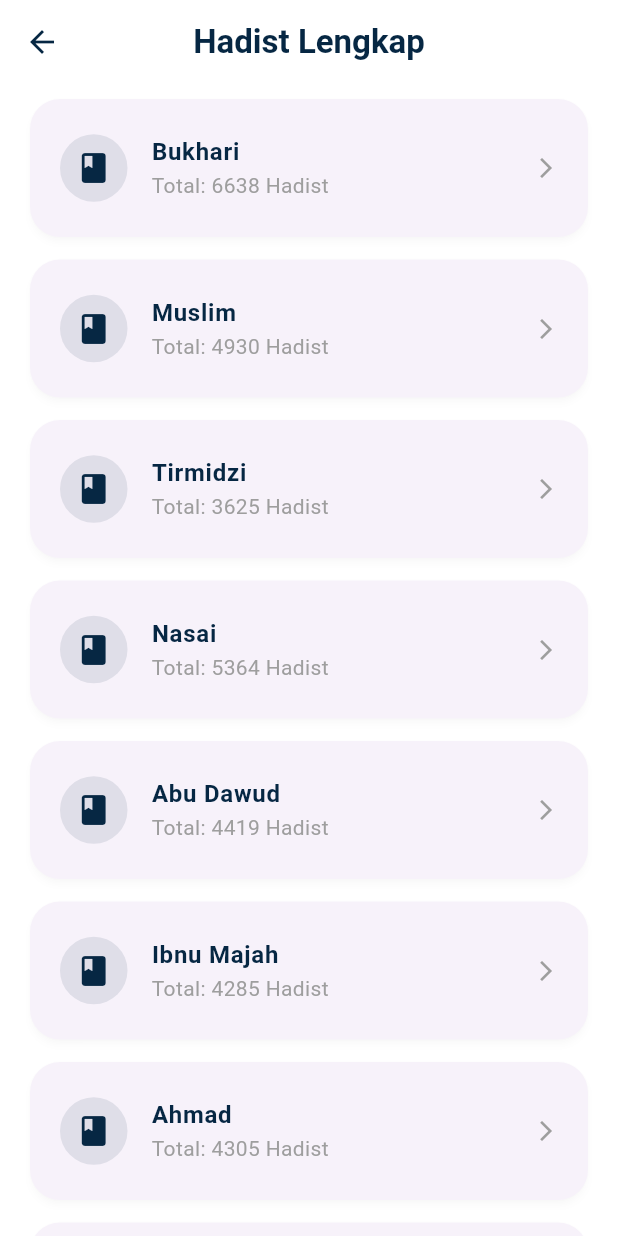
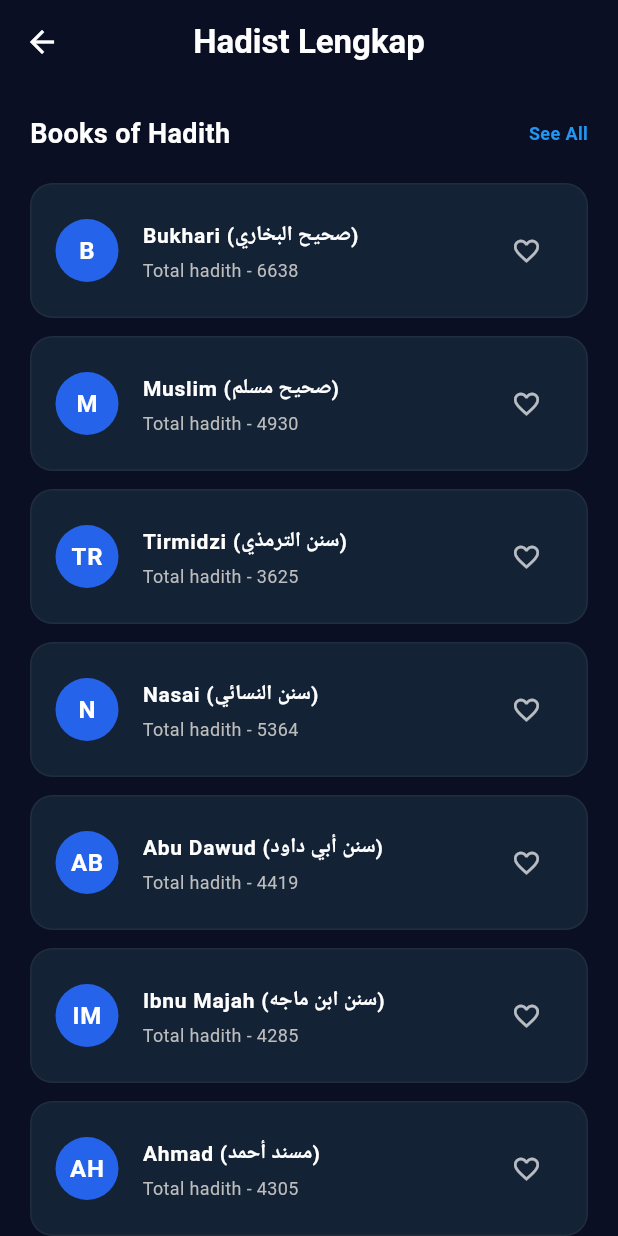
Before and after one commit to shiinzx/Aminsim_App, a Flutter app: the HadithPage screen opened directly, on a phone screen of 412 x 824 dp. Run offline on Flutter 3.47's test engine with Material 3 defaults, Android fonts, the phone set to English and light mode, and no system bars; our stand-ins replace geolocator, shared_preferences; accounts and stored records are empty; network calls fail.

Commit message:
design: overhaul core pages to premium dark theme

```diff
--- a/lib/main.dart
+++ b/lib/main.dart
@@ -2,13 +2,15 @@ import 'package:flutter/material.dart';
 import 'home.dart';
 
 void main() {
-  runApp(MyApp());
+  runApp(const MyApp());
 }
 
 class MyApp extends StatelessWidget {
+  const MyApp({super.key});
+
   @override
   Widget build(BuildContext context) {
-    return MaterialApp(
+    return const MaterialApp(
       debugShowCheckedModeBanner: false,
       home: MainPage(),
     );
--- a/lib/pages/calendar_page.dart
+++ b/lib/pages/calendar_page.dart
@@ -185,7 +185,7 @@ class _CalendarPageState extends State<CalendarPage> {
                     color: isToday
                         ? const Color(0xFF062743)
                         : isHoliday
-                            ? Colors.red.withOpacity(0.1)
+                            ? Colors.red.withValues(alpha: 0.1)
                             : Colors.transparent,
                     shape: BoxShape.circle,
                     border: isHoliday ? Border.all(color: Colors.red, width: 1) : null,
--- a/lib/pages/center_page.dart
+++ b/lib/pages/center_page.dart
@@ -1,9 +1,11 @@
 import 'package:flutter/material.dart';
 
 class CenterPage extends StatelessWidget {
+  const CenterPage({super.key});
+
   @override
   Widget build(BuildContext context) {
-    return Center(
+    return const Center(
       child: Text("Jadwal Sholat", style: TextStyle(fontSize: 20)),
     );
   }
--- a/lib/pages/hadith_page.dart
+++ b/lib/pages/hadith_page.dart
@@ -48,25 +48,55 @@ class _HadithPageState extends State<HadithPage> {
     }
   }
 
+  String _getBookInitial(String slug) {
+    switch (slug) {
+      case 'bukhari': return 'B';
+      case 'muslim': return 'M';
+      case 'tirmidzi': return 'TR';
+      case 'nasai': return 'N';
+      case 'abu-dawud': return 'AB';
+      case 'ibnu-majah': return 'IM';
+      case 'ahmad': return 'AH';
+      case 'darimi': return 'DM';
+      case 'malik': return 'ML';
+      default: return 'H';
+    }
+  }
+
+  String _getArabicBookName(String slug) {
+    switch (slug) {
+      case 'bukhari': return 'صحيح البخاري';
+      case 'muslim': return 'صحيح مسلم';
+      case 'tirmidzi': return 'سنن الترمذي';
+      case 'nasai': return 'سنن النسائي';
+      case 'abu-dawud': return 'سنن أبي داود';
+      case 'ibnu-majah': return 'سنن ابن ماجه';
+      case 'ahmad': return 'مسند أحمد';
+      case 'darimi': return 'سنن الدارمي';
+      case 'malik': return 'موطأ مالك';
+      default: return '';
+    }
+  }
+
   @override
   Widget build(BuildContext context) {
     return Scaffold(
-      backgroundColor: Colors.white,
+      backgroundColor: const Color(0xFF0A0F24),
       appBar: AppBar(
-        backgroundColor: Colors.white,
+        backgroundColor: const Color(0xFF0A0F24),
         elevation: 0,
         leading: IconButton(
-          icon: const Icon(Icons.arrow_back, color: Color(0xFF062743)),
+          icon: const Icon(Icons.arrow_back, color: Colors.white),
           onPressed: () => Navigator.pop(context),
         ),
         title: const Text(
           "Hadist Lengkap",
-          style: TextStyle(color: Color(0xFF062743), fontWeight: FontWeight.bold),
+          style: TextStyle(color: Colors.white, fontWeight: FontWeight.bold),
         ),
         centerTitle: true,
       ),
       body: isLoading
-          ? const Center(child: CircularProgressIndicator(valueColor: AlwaysStoppedAnimation<Color>(Color(0xFF062743))))
+          ? const Center(child: CircularProgressIndicator(valueColor: AlwaysStoppedAnimation<Color>(Color(0xFF3B82F6))))
           : errorMessage.isNotEmpty
               ? Center(
                   child: Column(
@@ -76,7 +106,7 @@ class _HadithPageState extends State<HadithPage> {
                       const SizedBox(height: 15),
                       ElevatedButton(
                         onPressed: fetchBooks,
-                        style: ElevatedButton.styleFrom(backgroundColor: const Color(0xFF062743)),
+                        style: ElevatedButton.styleFrom(backgroundColor: const Color(0xFF3B82F6)),
                         child: const Text("Retry", style: TextStyle(color: Colors.white)),
                       ),
                     ],
@@ -84,43 +114,81 @@ class _HadithPageState extends State<HadithPage> {
                 )
               : ListView.builder(
                   padding: const EdgeInsets.fromLTRB(20, 10, 20, 100),
-                  itemCount: books.length,
+                  itemCount: books.length + 1,
                   itemBuilder: (context, index) {
-                    final book = books[index];
+                    if (index == 0) {
+                      return const Padding(
+                        padding: EdgeInsets.only(bottom: 20, top: 10),
+                        child: Row(
+                          mainAxisAlignment: MainAxisAlignment.spaceBetween,
+                          children: [
+                            Text(
+                              "Books of Hadith",
+                              style: TextStyle(fontSize: 18, fontWeight: FontWeight.bold, color: Colors.white),
+                            ),
+                            Text(
+                              "See All",
+                              style: TextStyle(fontSize: 12, color: Colors.blue, fontWeight: FontWeight.w600),
+                            ),
+                          ],
+                        ),
+                      );
+                    }
+
+                    final book = books[index - 1];
                     final String name = book['name'] ?? '';
                     final String slug = book['slug'] ?? '';
                     final int total = book['total'] ?? 0;
 
-                    return Card(
-                      margin: const EdgeInsets.only(bottom: 15),
-                      elevation: 2,
-                      shadowColor: Colors.black12,
-                      shape: RoundedRectangleBorder(
-                        borderRadius: BorderRadius.circular(20),
+                    final initial = _getBookInitial(slug);
+                    final arabName = _getArabicBookName(slug);
+                    final titleText = arabName.isNotEmpty ? "$name ($arabName)" : name;
+
+                    return Container(
+                      margin: const EdgeInsets.only(bottom: 12),
+                      decoration: BoxDecoration(
+                        color: const Color(0xFF132235),
+                        borderRadius: BorderRadius.circular(15),
+                        border: Border.all(color: Colors.white.withValues(alpha: 0.05)),
                       ),
+                      child: Material(
+                        color: Colors.transparent,
+                        borderRadius: BorderRadius.circular(15),
                         child: ListTile(
-                        contentPadding: const EdgeInsets.symmetric(horizontal: 20, vertical: 10),
+                          contentPadding: const EdgeInsets.symmetric(horizontal: 16, vertical: 8),
                           leading: Container(
-                          width: 45,
-                          height: 45,
-                          decoration: BoxDecoration(
-                            color: const Color(0xFF062743).withValues(alpha: 0.1),
+                            width: 42,
+                            height: 42,
+                            decoration: const BoxDecoration(
+                              color: Color(0xFF2563EB),
                               shape: BoxShape.circle,
                             ),
-                          child: const Icon(Icons.book, color: Color(0xFF062743)),
+                            child: Center(
+                              child: Text(
+                                initial,
+                                style: const TextStyle(color: Colors.white, fontWeight: FontWeight.bold, fontSize: 16),
+                              ),
+                            ),
                           ),
                           title: Text(
-                          name,
+                            titleText,
                             style: const TextStyle(
                               fontWeight: FontWeight.bold,
-                            color: Color(0xFF062743),
+                              color: Colors.white,
+                              fontSize: 14,
                             ),
                           ),
-                        subtitle: Text(
-                          "Total: $total Hadist",
-                          style: const TextStyle(color: Colors.grey),
+                          subtitle: Padding(
+                            padding: const EdgeInsets.only(top: 4),
+                            child: Text(
+                              "Total hadith - $total",
+                              style: TextStyle(color: Colors.grey[400], fontSize: 12),
                             ),
-                        trailing: const Icon(Icons.arrow_forward_ios, size: 16, color: Colors.grey),
+                          ),
+                          trailing: IconButton(
+                            icon: const Icon(Icons.favorite_border, color: Colors.white70, size: 20),
+                            onPressed: () {},
+                          ),
                           onTap: () {
                             Navigator.push(
                               context,
@@ -133,6 +201,7 @@ class _HadithPageState extends State<HadithPage> {
                               ),
                             );
                           },
+                        ),
                       ),
                     );
                   },
@@ -244,17 +313,17 @@ class _HadithBrowserPageState extends State<HadithBrowserPage> {
     final maxPages = (widget.totalHadiths / limit).ceil();
 
     return Scaffold(
-      backgroundColor: Colors.white,
+      backgroundColor: const Color(0xFF0A0F24),
       appBar: AppBar(
-        backgroundColor: Colors.white,
+        backgroundColor: const Color(0xFF0A0F24),
         elevation: 0,
         leading: IconButton(
-          icon: const Icon(Icons.arrow_back, color: Color(0xFF062743)),
+          icon: const Icon(Icons.arrow_back, color: Colors.white),
           onPressed: () => Navigator.pop(context),
         ),
         title: Text(
           widget.bookName,
-          style: const TextStyle(color: Color(0xFF062743), fontWeight: FontWeight.bold),
+          style: const TextStyle(color: Colors.white, fontWeight: FontWeight.bold),
         ),
         centerTitle: true,
       ),
@@ -268,24 +337,24 @@ class _HadithBrowserPageState extends State<HadithBrowserPage> {
               children: [
                 IconButton(
                   onPressed: currentPage > 1 ? _prevPage : null,
-                  icon: const Icon(Icons.arrow_back_ios),
-                  color: const Color(0xFF062743),
+                  icon: const Icon(Icons.arrow_back_ios, color: Colors.white),
+                  disabledColor: Colors.white24,
                 ),
                 Text(
                   "Hadist $startRange - $endRange of ${widget.totalHadiths}",
-                  style: const TextStyle(fontWeight: FontWeight.bold, color: Color(0xFF062743)),
+                  style: const TextStyle(fontWeight: FontWeight.bold, color: Colors.white),
                 ),
                 IconButton(
                   onPressed: currentPage < maxPages ? _nextPage : null,
-                  icon: const Icon(Icons.arrow_forward_ios),
-                  color: const Color(0xFF062743),
+                  icon: const Icon(Icons.arrow_forward_ios, color: Colors.white),
+                  disabledColor: Colors.white24,
                 ),
               ],
             ),
           ),
           Expanded(
             child: isLoading
-                ? const Center(child: CircularProgressIndicator(valueColor: AlwaysStoppedAnimation<Color>(Color(0xFF062743))))
+                ? const Center(child: CircularProgressIndicator(valueColor: AlwaysStoppedAnimation<Color>(Color(0xFF3B82F6))))
                 : errorMessage.isNotEmpty
                     ? Center(
                         child: Column(
@@ -295,7 +364,7 @@ class _HadithBrowserPageState extends State<HadithBrowserPage> {
                             const SizedBox(height: 15),
                             ElevatedButton(
                               onPressed: fetchHadiths,
-                              style: ElevatedButton.styleFrom(backgroundColor: const Color(0xFF062743)),
+                              style: ElevatedButton.styleFrom(backgroundColor: const Color(0xFF3B82F6)),
                               child: const Text("Retry", style: TextStyle(color: Colors.white)),
                             ),
                           ],
@@ -306,12 +375,12 @@ class _HadithBrowserPageState extends State<HadithBrowserPage> {
                         itemCount: hadiths.length,
                         itemBuilder: (context, index) {
                           final hadith = hadiths[index];
-                          return Card(
+                          return Container(
                             margin: const EdgeInsets.only(bottom: 20),
-                            elevation: 2,
-                            shadowColor: Colors.black12,
-                            shape: RoundedRectangleBorder(
+                            decoration: BoxDecoration(
+                              color: const Color(0xFF132235),
                               borderRadius: BorderRadius.circular(20),
+                              border: Border.all(color: Colors.white.withValues(alpha: 0.05)),
                             ),
                             child: Padding(
                               padding: const EdgeInsets.all(20),
@@ -324,7 +393,7 @@ class _HadithBrowserPageState extends State<HadithBrowserPage> {
                                       Container(
                                         padding: const EdgeInsets.symmetric(horizontal: 12, vertical: 4),
                                         decoration: BoxDecoration(
-                                          color: const Color(0xFF062743),
+                                          color: const Color(0xFF2563EB),
                                           borderRadius: BorderRadius.circular(10),
                                         ),
                                         child: Text(
@@ -343,7 +412,7 @@ class _HadithBrowserPageState extends State<HadithBrowserPage> {
                                       style: const TextStyle(
                                         fontSize: 18,
                                         fontWeight: FontWeight.bold,
-                                        color: Color(0xFF062743),
+                                        color: Colors.white,
                                         height: 1.6,
                                       ),
                                     ),
@@ -351,14 +420,14 @@ class _HadithBrowserPageState extends State<HadithBrowserPage> {
                                   const SizedBox(height: 15),
                                   const Text(
                                     "Terjemahan:",
-                                    style: TextStyle(fontWeight: FontWeight.bold, fontSize: 11, color: Colors.amber),
+                                    style: TextStyle(fontWeight: FontWeight.bold, fontSize: 11, color: Colors.blue),
                                   ),
                                   const SizedBox(height: 5),
                                   Text(
                                     hadith['id'] ?? '',
-                                    style: const TextStyle(
+                                    style: TextStyle(
                                       fontSize: 12,
-                                      color: Colors.grey,
+                                      color: Colors.grey[300],
                                       height: 1.4,
                                     ),
                                   ),
--- a/lib/pages/tasbih_page.dart
+++ b/lib/pages/tasbih_page.dart
@@ -118,7 +118,7 @@ class _TasbihPageState extends State<TasbihPage> {
                     decoration: BoxDecoration(
                       shape: BoxShape.circle,
                       color: Colors.white,
-                      border: Border.all(color: const Color(0xFFBCCBCF).withOpacity(0.3), width: 4),
+                      border: Border.all(color: const Color(0xFFBCCBCF).withValues(alpha: 0.3), width: 4),
                       boxShadow: const [
                         BoxShadow(color: Colors.black12, blurRadius: 15, offset: Offset(0, 5))
                       ],
```
Also changed, not shown: lib/pages/kiblat_page.dart (+23 -20 lines), lib/pages/more_page.dart (+44 -6 lines), lib/pages/sholat_page.dart (+32 -27 lines). Lines whose indentation alone changed are shown as unchanged.
